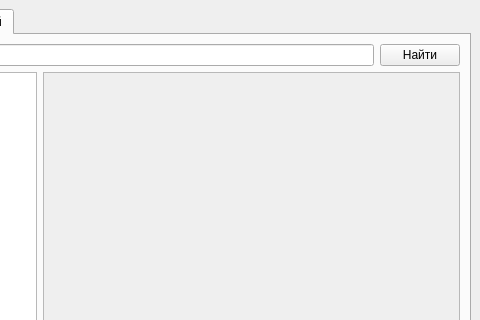
The window that ui/ModernMainWindow_v2.ui (vyakhorev/SimpleBusiness) describes before a commit, drawn with Qt 5; both pictures show x 183 to 663 and y 0 to 320 of the 663 by 799 pixel window.
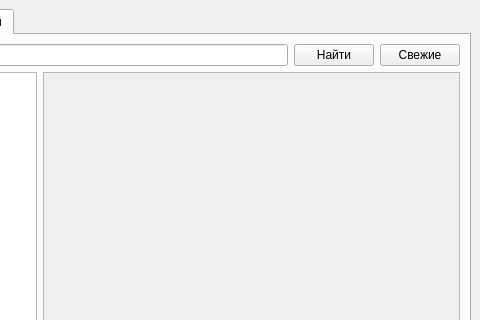
The same window after the commit.

Commit message: Created dynamic upload mechanism for crm_records. Still a lot to solve there..

```diff
--- a/ui/ModernMainWindow_v2.ui
+++ b/ui/ModernMainWindow_v2.ui
@@ -136,6 +136,13 @@
             </property>
            </widget>
           </item>
+          <item>
+           <widget class="QPushButton" name="pushButton_LastRecords">
+            <property name="text">
+             <string>Свежие</string>
+            </property>
+           </widget>
+          </item>
          </layout>
         </item>
         <item>
```
The commit also changes 5 other files.
